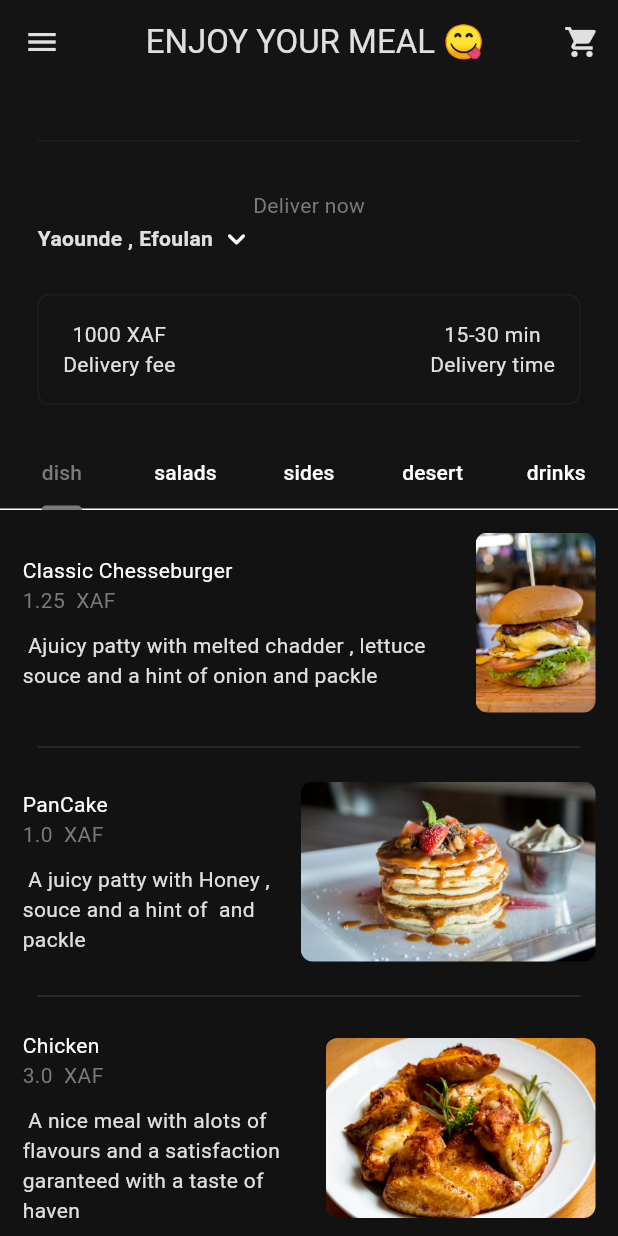
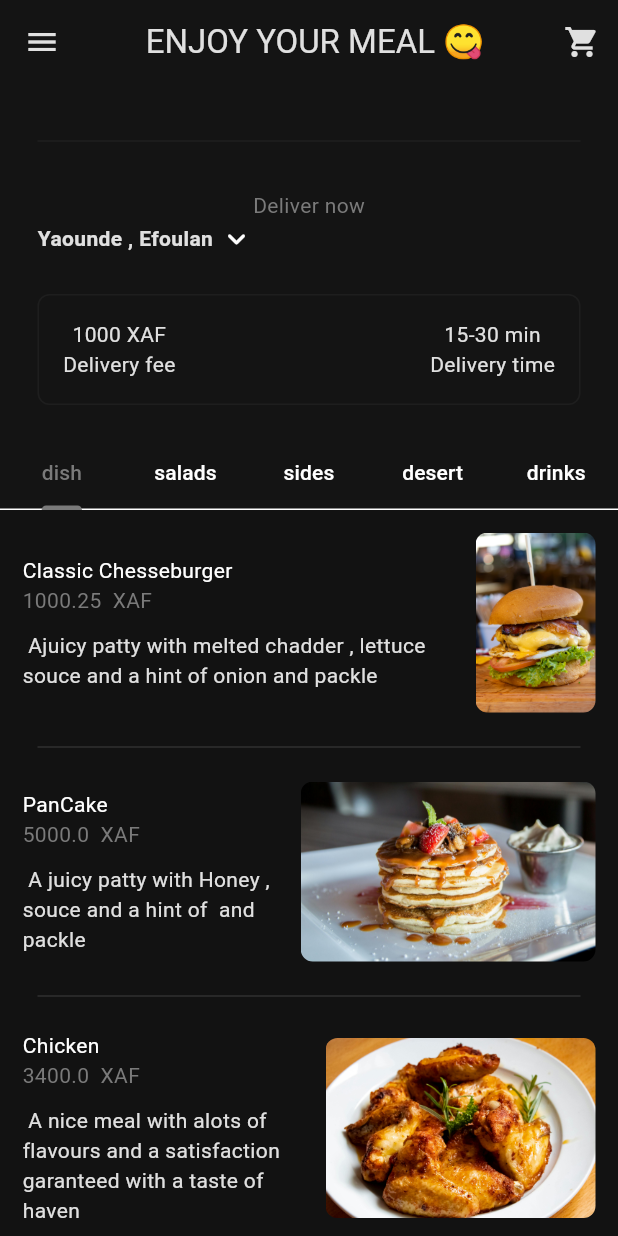
Before and after one commit to david123mbah/KmerChoop---food-dilivery-App, a Flutter app: the screen it shows after launch, after a tap on "Sign In", on a phone screen of 412 x 824 dp. Run offline on Flutter 3.47's test engine with Material 3 defaults, Android fonts, the phone set to English and light mode, and no system bars.

```diff
--- a/lib/components/quantity_selection.dart
+++ b/lib/components/quantity_selection.dart
@@ -15,7 +15,7 @@ class QuantitySelector extends StatelessWidget {
       required this.quantity,
       // ignore: non_constant_identifier_names
       required this.OnDecrement,
-      // ignore: non_constant_identifier_names
+
       required this.OnIncrement});
 
   @override
--- a/lib/pages/login_page.dart
+++ b/lib/pages/login_page.dart
@@ -44,24 +44,24 @@ void login() {
               height: 25,
             ),
             Text(
-              " Food Delivery App",
+              "Kmer Chop",
               style: TextStyle(
                   fontSize: 16,
                   color: Theme.of(context).colorScheme.inversePrimary),
             ),
-            const SizedBox(height: 25,),
+            const SizedBox(height: 45,),
             MyTextfield(
               controller: emailController,
               hintText: "Email",
               obscureText: false,
             ),
-            const SizedBox(height: 10,),
+            const SizedBox(height: 15,),
              MyTextfield(
               controller: passwordController,
               hintText: "Password",
               obscureText: true,
             ),
-            const SizedBox(height: 25,),
+            const SizedBox(height: 45,),
 
           MyButton(
             text: "Sign In",
@@ -70,7 +70,7 @@ void login() {
             }
           ),
 
-          const SizedBox(height: 25,),
+          const SizedBox(height: 45,),
           // not registered yet
           Row(
             mainAxisAlignment: MainAxisAlignment.center,
--- a/lib/utils/restuarant.dart
+++ b/lib/utils/restuarant.dart
@@ -15,48 +15,48 @@ class Restaurant  extends ChangeNotifier{
     name: "Classic Chesseburger",
     description: " Ajuicy patty with melted chadder , lettuce souce and a hint of onion and packle",
     imagePath: "lib/assets/images/pexels-aimbere-elorza-1176843138-27220878.jpg",
-    price: 1.25,
+    price: 1000.25,
      category: FoodCategories.dish,
     availableAddons: [
-      Addon(name: "Extra large", price: 2.50),
-      Addon(name: "Extra meat", price: 1.80),
-      Addon(name: "With Avocado", price: 2.10),
+      Addon(name: "Extra large", price: 500.50),
+      Addon(name: "Extra meat", price: 700.80),
+      Addon(name: "With Avocado", price: 800.10),
     ]
   ),
   Food(
     name: "PanCake",
     description: " A juicy patty with Honey ,  souce and a hint of  and packle",
     imagePath: "lib/assets/images/pancake.jpg",
-    price: 1.0,
+    price: 5000.0,
      category: FoodCategories.dish,
     availableAddons: [
-      Addon(name: "Extra large", price: 1.50),
-      Addon(name: "Extra Honey", price: 1.20),
-      Addon(name: "With Tie", price: 2.10),
+      Addon(name: "Extra large", price: 400.50),
+      Addon(name: "Extra Honey", price: 700.20),
+      Addon(name: "With Tie", price: 700.10),
     ]
   ),
   Food(
     name: "Chicken",
     description: " A nice meal with alots of flavours and a satisfaction garanteed with a taste of haven",
     imagePath: "lib/assets/images/chicken.jpg",
-    price: 3.0,
+    price: 3400.0,
      category: FoodCategories.dish,
     availableAddons: [
-      Addon(name: "Double size", price: 5.50),
-      Addon(name: "Extra Moyonese", price: 3.20),
-      Addon(name: "With Fried plantains", price: 4.10),
+      Addon(name: "Double size", price: 500.50),
+      Addon(name: "Extra Moyonese", price: 300.20),
+      Addon(name: "With Fried plantains", price: 423.10),
     ]
   ),
    Food(
     name: "Pizza",
     description: "Traditional itatian pizza cooked on fire with atleast five different flavours garanteed",
     imagePath: "lib/assets/images/pazza.jpg",
-    price: 4.10,
+    price: 4400.10,
      category: FoodCategories.dish,
     availableAddons: [
-      Addon(name: "Double size", price: 5.50),
-      Addon(name: "With drink", price: 7.20),
-      Addon(name: "Without tomatoes", price: 3.10),
+      Addon(name: "Double size", price: 500.50),
+      Addon(name: "With drink", price: 700.20),
+      Addon(name: "Without tomatoes", price: 300.10),
     ]
   ),
 
@@ -65,7 +65,7 @@ class Restaurant  extends ChangeNotifier{
 name: "Caesar Salad",
 description: "Fresh romaine lettuce, grilled chicken, croutons, and homemade Caesar dressing",
 imagePath: "lib/assets/images/salad.jpg",
-price: 8.99,
+price: 1800.99,
 category: FoodCategories.salads,
 availableAddons: [
 Addon(name: "Add Bacon", price: 1.50),
@@ -78,12 +78,12 @@ Food(
 name: "Greek Salad",
 description: "Crisp romaine, tomatoes, cucumbers, red onions, Kalamata olives, and feta cheese with Greek dressing",
 imagePath: "lib/assets/images/pexels-xmtnguyen-699953.jpg",
-price: 7.99,
+price: 2400.99,
 category: FoodCategories.salads,
 availableAddons: [
-Addon(name: "Add Grilled Chicken", price: 2.50),
-Addon(name: "Upgrade to Artisan Greens", price: 1.25),
-Addon(name: "Extra Feta Cheese", price: 1.00)
+Addon(name: "Add Grilled Chicken", price: 200.50),
+Addon(name: "Upgrade to Artisan Greens", price: 600.25),
+Addon(name: "Extra Feta Cheese", price: 700.00)
 ]
 ),
 
@@ -91,12 +91,12 @@ Food(
 name: "Cobb Salad",
 description: "Iceberg and romaine lettuce, grilled chicken, hard-boiled egg, bacon, avocado, tomatoes, and blue cheese crumbles",
 imagePath: "lib/assets/images/qweqsaa.jpg",
-price: 9.99,
+price: 234.99,
 category: FoodCategories.salads,
 availableAddons: [
-Addon(name: "Substitute Grilled Salmon", price: 3.00),
-Addon(name: "Add Crumbled Feta", price: 1.50),
-Addon(name: "Double Protein", price: 3.00)
+Addon(name: "Substitute Grilled Salmon", price: 300.00),
+Addon(name: "Add Crumbled Feta", price: 500.50),
+Addon(name: "Double Protein", price: 300.00)
 ]
 ),
 
@@ -104,12 +104,12 @@ Food(
 name: "Spinach Salad",
 description: "Baby spinach, sliced mushrooms, hard-boiled egg, crispy bacon, and warm bacon dressing",
 imagePath: "lib/assets/images/sala2.jpg",
-price: 7.49,
+price: 3740.49,
 category: FoodCategories.salads,
 availableAddons: [
-Addon(name: "Add Grilled Chicken", price: 2.00),
-Addon(name: "Substitute Goat Cheese", price: 1.25),
-Addon(name: "Extra Bacon", price: 1.50)
+Addon(name: "Add Grilled Chicken", price: 700.00),
+Addon(name: "Substitute Goat Cheese", price: 1000.25),
+Addon(name: "Extra Bacon", price: 500.50)
 ]
 ),
 
@@ -117,12 +117,12 @@ Food(
 name: "Fruit Salad",
 description: "Assorted fresh seasonal fruits, served with a honey-yogurt dressing",
 imagePath: "lib/assets/images/pexels-valeriya-1639556.jpg",
-price: 6.99,
+price: 3500.99,
 category: FoodCategories.salads,
 availableAddons: [
-Addon(name: "Add Grilled Chicken", price: 2.50),
-Addon(name: "Sprinkle of Granola", price: 1.00),
-Addon(name: "Upgrade to All Organic Fruit", price: 2.00)
+Addon(name: "Add Grilled Chicken", price: 798.50),
+Addon(name: "Sprinkle of Granola", price: 600.00),
+Addon(name: "Upgrade to All Organic Fruit", price: 600.00)
 ]
 ),
 
@@ -132,12 +132,12 @@ Food(
 name: "French Fries",
 description: "Golden brown, crispy fries served with ketchup",
 imagePath: "lib/assets/images/pexels-valeriya-1860204.jpg",
-price: 2.99,
+price: 2000.99,
 category: FoodCategories.sides,
 availableAddons: [
-Addon(name: "Cheese Sauce", price: 1.00),
-Addon(name: "Bacon Bits", price: 0.75),
-Addon(name: "Chili Topping", price: 1.25)
+Addon(name: "Cheese Sauce", price: 1000.00),
+Addon(name: "Bacon Bits", price: 500.75),
+Addon(name: "Chili Topping", price: 1000.25)
 ]
 ),
 
@@ -145,12 +145,12 @@ Food(
 name: "Onion Rings",
 description: "Thick-cut, battered and fried onion rings",
 imagePath: "lib/assets/images/pexels-janetrangdoan-769969.jpg",
-price: 3.49,
+price: 3000.49,
 category: FoodCategories.sides,
 availableAddons: [
-Addon(name: "Ranch Dressing", price: 0.50),
-Addon(name: "Barbecue Sauce", price: 0.50),
-Addon(name: "Sriracha Mayo", price: 0.75)
+Addon(name: "Ranch Dressing", price: 600.50),
+Addon(name: "Barbecue Sauce", price: 700.50),
+Addon(name: "Sriracha Mayo", price: 400.75)
 ]
 ),
 
@@ -167,10 +167,10 @@ Food(
 name: "Garlic Bread",
 description: "Thick-sliced bread topped with garlic butter and parmesan",
 imagePath: "lib/assets/images/pexels-alesiakozik-6066052.jpg",
-price: 2.99,
+price: 2000.99,
 category: FoodCategories.sides,
 availableAddons: [
-Addon(name: "Melted Cheese", price: 1.00)
+Addon(name: "Melted Cheese", price: 1000.00)
 ]
 ),
 
@@ -178,12 +178,12 @@ Food(
 name: "Mashed Potatoes",
 description: "Creamy mashed potatoes, made with real butter and milk",
 imagePath: "lib/assets/images/pexels-nadin-sh-78971847-11776375.jpg",
-price: 2.79,
+price: 2435.79,
 category: FoodCategories.sides,
 availableAddons: [
-Addon(name: "Gravy", price: 0.75),
-Addon(name: "Bacon Bits", price: 0.75),
-Addon(name: "Chives", price: 0.50)
+Addon(name: "Gravy", price: 600.75),
+Addon(name: "Bacon Bits", price: 500.75),
+Addon(name: "Chives", price: 500.50)
 ]
 ),
 
@@ -192,12 +192,12 @@ Food(
 name: "Chocolate Lava Cake",
 description: "Warm, gooey chocolate cake with a molten chocolate center, served with vanilla ice cream",
 imagePath: "lib/assets/images/choco.jpg",
-price: 7.99,
+price: 2300.99,
 category: FoodCategories.desert,
 availableAddons: [
-Addon(name: "Add Caramel Sauce", price: 1.50),
-Addon(name: "Upgrade to Salted Caramel Ice Cream", price: 2.00),
-Addon(name: "Extra Scoop of Ice Cream", price: 2.50)
+Addon(name: "Add Caramel Sauce", price: 400.50),
+Addon(name: "Upgrade to Salted Caramel Ice Cream", price: 300.00),
+Addon(name: "Extra Scoop of Ice Cream", price: 200.50)
 ]
 ),
 
@@ -205,12 +205,12 @@ Food(
 name: "Classic Cheesecake",
 description: "Creamy New York-style cheesecake with a graham cracker crust, topped with fresh strawberries",
 imagePath: "lib/assets/images/pexels-proseuz-2373520.jpg",
-price: 6.99,
+price: 2500.99,
 category: FoodCategories.desert,
 availableAddons: [
-Addon(name: "Add Chocolate Sauce", price: 1.25),
-Addon(name: "Substitute Blueberry Topping", price: 1.50),
-Addon(name: "Whipped Cream", price: 1.00)
+Addon(name: "Add Chocolate Sauce", price: 300.25),
+Addon(name: "Substitute Blueberry Topping", price: 1000.50),
+Addon(name: "Whipped Cream", price: 391.00)
 ]
 ),
 
@@ -218,12 +218,12 @@ Food(
 name: "Triple pink Chocolate Ice Cream",
 description: "Rich and creamy chocolate ice cream with chunks of chocolate and chocolate sauce swirled throughout",
 imagePath: "lib/assets/images/anime.jpg",
-price: 4.99,
+price: 4000.99,
 category: FoodCategories.desert,
 availableAddons: [
-Addon(name: "Add Chocolate Sprinkles", price: 0.75),
-Addon(name: "Upgrade to a Double Scoop", price: 2.00),
-Addon(name: "Whipped Cream and Cherry", price: 1.50)
+Addon(name: "Add Chocolate Sprinkles", price: 1000.75),
+Addon(name: "Upgrade to a Double Scoop", price: 200.00),
+Addon(name: "Whipped Cream and Cherry", price: 500.50)
 ]
 ),
 
@@ -231,12 +231,12 @@ Food(
 name: "Tiramisu",
 description: "Layers of coffee-soaked ladyfingers, mascarpone cream, and cocoa powder",
 imagePath: "lib/assets/images/pexels-teejay-1362534.jpg",
-price: 6.49,
+price: 3000.49,
 category: FoodCategories.desert,
 availableAddons: [
-Addon(name: "Add a Splash of Amaretto", price: 2.00),
-Addon(name: "Extra Dusting of Cocoa", price: 1.00),
-Addon(name: "Serve with Espresso", price: 2.50)
+Addon(name: "Add a Splash of Amaretto", price: 200.00),
+Addon(name: "Extra Dusting of Cocoa", price: 700.00),
+Addon(name: "Serve with Espresso", price: 900.50)
 ]
 ),
 
@@ -247,9 +247,9 @@ imagePath: "lib/assets/images/pexels-sittisak-c-842235-1739347.jpg",
 price: 5.99,
 category: FoodCategories.desert,
 availableAddons: [
-Addon(name: "Add a Scoop of Vanilla Ice Cream", price: 2.00),
-Addon(name: "Extra Whipped Cream", price: 1.25),
-Addon(name: "Drizzle of Strawberry Sauce", price: 1.50)
+Addon(name: "Add a Scoop of Vanilla Ice Cream", price: 900.00),
+Addon(name: "Extra Whipped Cream", price: 500.25),
+Addon(name: "Drizzle of Strawberry Sauce", price: 1000.50)
 ]
 ),
 
@@ -259,12 +259,12 @@ Food(
 name: "Iced Tea",
 description: "Freshly brewed black iced tea, served with lemon wedge",
 imagePath: "lib/assets/images/pexels-valeriya-1200348.jpg",
-price: 2.49,
+price: 2768.49,
 category: FoodCategories.drinks,
 availableAddons: [
-Addon(name: "Sweetener Packets", price: 0.25),
-Addon(name: "Extra Lemon Wedges", price: 0.50),
-Addon(name: "Flavor Shot (Peach, Mango, etc.)", price: 0.75)
+Addon(name: "Sweetener Packets", price: 1230.25),
+Addon(name: "Extra Lemon Wedges", price: 1230.50),
+Addon(name: "Flavor Shot (Peach, Mango, etc.)", price: 340.75)
 ]
 ),
 
@@ -272,12 +272,12 @@ Food(
 name: "Lemonade",
 description: "Homemade lemonade, made with fresh lemon juice, sugar, and water",
 imagePath: "lib/assets/images/pexels-isabella-mendes-107313-338713.jpg",
-price: 2.99,
+price: 2000.99,
 category: FoodCategories.drinks,
 availableAddons: [
-Addon(name: "Strawberry Puree", price: 1.00),
-Addon(name: "Mint Leaves", price: 0.50),
-Addon(name: "Refill", price: 1.50)
+Addon(name: "Strawberry Puree", price: 1300.00),
+Addon(name: "Mint Leaves", price: 340.50),
+Addon(name: "Refill", price: 1000.50)
 ]
 ),
 
@@ -285,11 +285,11 @@ Food(
 name: "Bottled Water",
 description: "Chilled bottled spring water",
 imagePath: "lib/assets/images/pexels-mariapop-342971.jpg",
-price: 1.99,
+price: 3400.99,
 category: FoodCategories.drinks,
 availableAddons: [
-Addon(name: "Sparkling Water", price: 0.75),
-Addon(name: "Flavor Enhancer (Lemon, Lime, etc.)", price: 0.50)
+Addon(name: "Sparkling Water", price: 400.75),
+Addon(name: "Flavor Enhancer (Lemon, Lime, etc.)", price: 300.50)
 ]
 ),
 
@@ -297,11 +297,11 @@ Food(
 name: "Fountain Soda",
 description: "Choice of Coke, Diet Coke, Sprite, or Fanta, served over ice",
 imagePath: "lib/assets/images/pexels-fox-58267-1217325.jpg",
-price: 2.25,
+price: 2500.25,
 category: FoodCategories.drinks,
 availableAddons: [
-Addon(name: "Refill", price: 1.00),
-Addon(name: "Add Flavor Shot", price: 0.75)
+Addon(name: "Refill", price: 600.00),
+Addon(name: "Add Flavor Shot", price: 230.75)
 ]
 ),
 
@@ -309,12 +309,12 @@ Food(
 name: "Smoothie",
 description: "Choice of strawberry, banana, or mixed berry, blended with yogurt and ice",
 imagePath: "lib/assets/images/pexels-donghuangmingde-2207964.jpg",
-price: 4.99,
+price: 1200.99,
 category: FoodCategories.drinks,
 availableAddons: [
-Addon(name: "Add Protein Powder", price: 1.50),
-Addon(name: "Substitute Almond Milk", price: 0.75),
-Addon(name: "Extra Fruit", price: 1.00)
+Addon(name: "Add Protein Powder", price: 1000.50),
+Addon(name: "Substitute Almond Milk", price: 500.75),
+Addon(name: "Extra Fruit", price: 1000.00)
 ]
 ),
 
```
